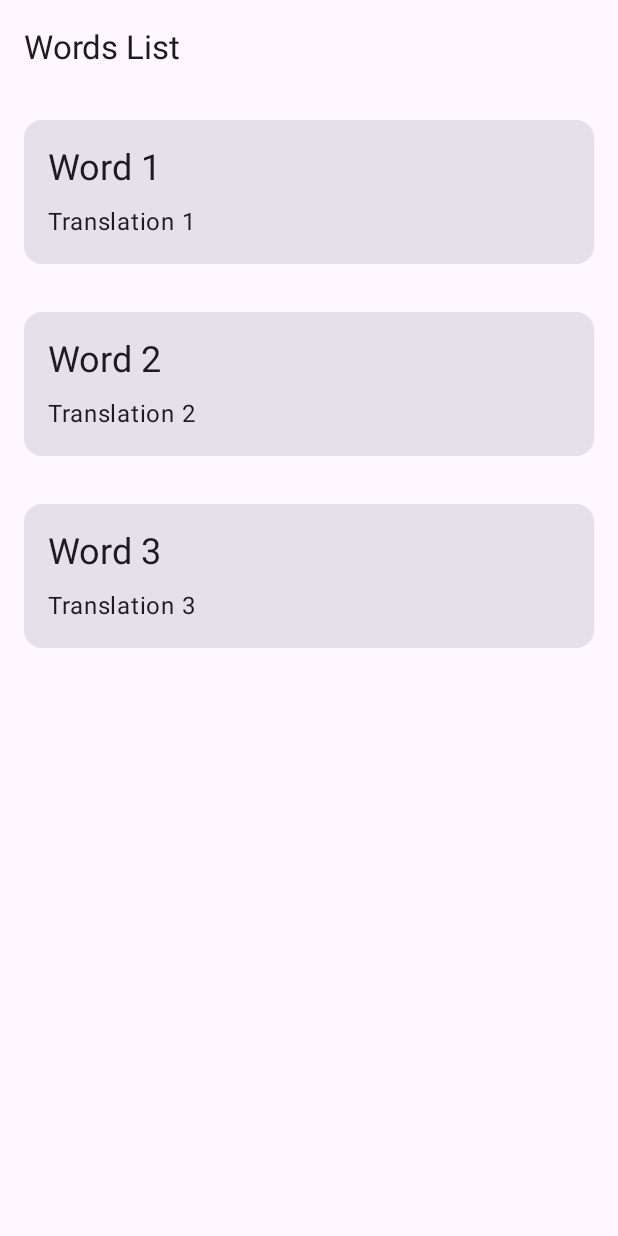
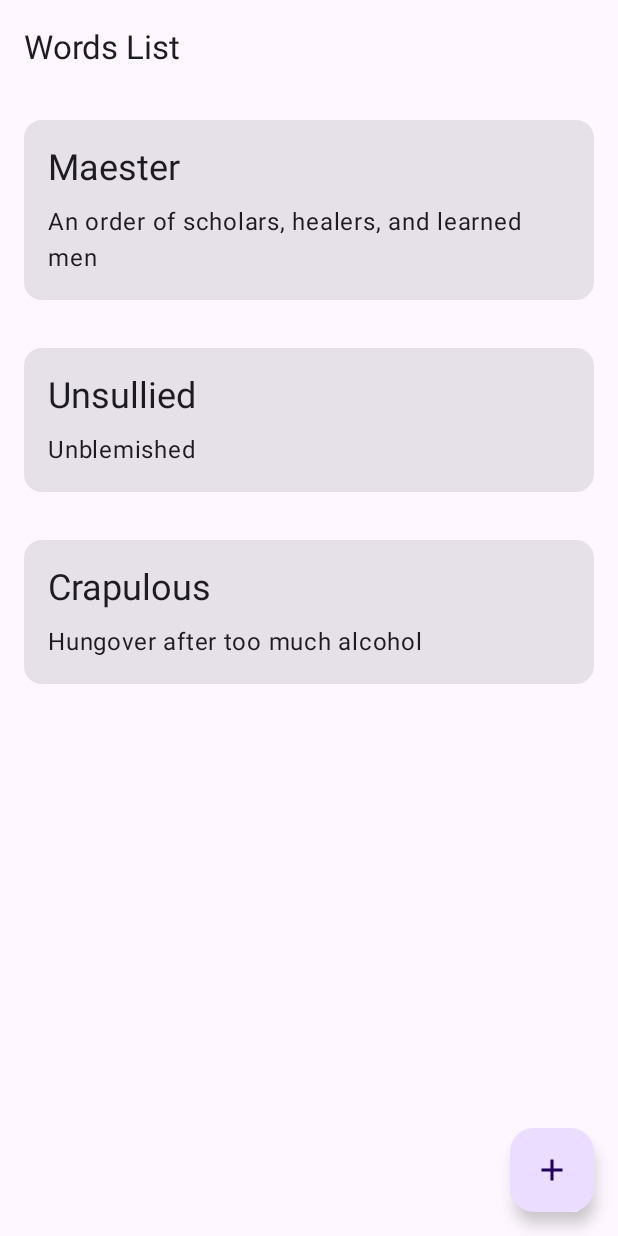
Before and after one commit to Marcin-Konarski/Fluent, an Android app built with Jetpack Compose: the screen it shows after launch (MainActivity), on a phone screen of 412 x 824 dp. Run offline under Robolectric (Android 15) with nearby library versions, the phone set to English and light mode, and no system bars; our stand-ins replace Dagger/Hilt's generated code.

Commit message:
Small Steps of Adding Screen 3 - Navigation Not Yet Implemented

```diff
--- a/app/src/main/java/com/example/fluent/data/DataRepositoryImpl.kt
+++ b/app/src/main/java/com/example/fluent/data/DataRepositoryImpl.kt
@@ -5,9 +5,9 @@ import javax.inject.Inject
 class DataRepositoryImpl @Inject constructor() : DataRepository {
     // Sample data
     private val data = listOf(
-        SampleData(1, "Word 1", "Translation 1"),
-        SampleData(2, "Word 2", "Translation 2"),
-        SampleData(3, "Word 3", "Translation 3")
+        SampleData(1, "Maester", "An order of scholars, healers, and learned men"),
+        SampleData(2, "Unsullied", "Unblemished"),
+        SampleData(3, "Crapulous", "Hungover after too much alcohol")
     )
 
     override fun getSampleData(): List<SampleData> = data
--- a/app/src/main/java/com/example/fluent/navigation/AppNavigation.kt
+++ b/app/src/main/java/com/example/fluent/navigation/AppNavigation.kt
@@ -8,12 +8,14 @@ import androidx.navigation.compose.composable
 import androidx.navigation.navArgument
 import com.example.fluent.ui.screen1.Screen1
 import com.example.fluent.ui.screen2.Screen2
+import com.example.fluent.ui.screen3.Screen3
 
 sealed class Screen(val route: String) {
     object Screen1 : Screen("screen1")
     object Screen2 : Screen("screen2/{itemId}") {
         fun createRoute(itemId: Int) = "screen2/$itemId"
     }
+    object Screen3 : Screen("screen3")
 }
 
 @Composable
@@ -23,6 +25,9 @@ fun AppNavigation(navController: NavHostController) {
             Screen1(
                 onItemClick = { itemId ->
                     navController.navigate(Screen.Screen2.createRoute(itemId))
+                },
+                onButtonClick = {
+                    navController.navigate(Screen.Screen3.route)
                 }
             )
         }
@@ -37,5 +42,13 @@ fun AppNavigation(navController: NavHostController) {
                 }
             )
         }
+
+        composable(Screen.Screen3.route) {
+            Screen3(
+                onButtonClick = {
+                    navController.popBackStack() // Navigate back after adding a word
+                }
+            )
+        }
     }
 }
--- a/app/src/main/java/com/example/fluent/ui/screen1/Screen1.kt
+++ b/app/src/main/java/com/example/fluent/ui/screen1/Screen1.kt
@@ -1,9 +1,12 @@
 package com.example.fluent.ui.screen1
 
+import androidx.activity.OnBackPressedCallback
 import androidx.compose.foundation.clickable
 import androidx.compose.foundation.layout.*
 import androidx.compose.foundation.lazy.LazyColumn
 import androidx.compose.foundation.lazy.items
+import androidx.compose.material.icons.Icons
+import androidx.compose.material.icons.filled.Add
 import androidx.compose.material3.*
 import androidx.compose.runtime.Composable
 import androidx.compose.ui.Modifier
@@ -14,13 +17,22 @@ import androidx.hilt.navigation.compose.hiltViewModel
 @Composable
 fun Screen1(
     viewModel: Screen1ViewModel = hiltViewModel(),
-    onItemClick: (Int) -> Unit
+    onItemClick: (Int) -> Unit,
+    onButtonClick: () -> Unit
 ) {
     Scaffold(
-        topBar = {  // Note: "topBar" is a parameter name
+        topBar = {
             TopAppBar(
                 title = { Text("Words List") }
             )
+        },
+        floatingActionButton = {
+            FloatingActionButton(onClick = { onButtonClick() }) {
+                Icon(
+                    imageVector = Icons.Default.Add,
+                    contentDescription = "Add"
+                )
+            }
         }
     ) { paddingValues ->
         LazyColumn(
--- a/app/src/main/java/com/example/fluent/ui/screen2/Screen2.kt
+++ b/app/src/main/java/com/example/fluent/ui/screen2/Screen2.kt
@@ -2,6 +2,7 @@ package com.example.fluent.ui.screen2
 
 import androidx.compose.foundation.layout.*
 import androidx.compose.material.icons.Icons
+import androidx.compose.material.icons.automirrored.filled.ArrowBack
 import androidx.compose.material.icons.filled.ArrowBack
 import androidx.compose.material3.*
 import androidx.compose.runtime.Composable
@@ -22,7 +23,7 @@ fun Screen2(
                 navigationIcon = {
                     IconButton(onClick = onBackClick) {
                         Icon(
-                            imageVector = Icons.Default.ArrowBack,
+                            imageVector = Icons.AutoMirrored.Filled.ArrowBack,
                             contentDescription = "Back"
                         )
                     }
```
Also changed, not shown: app/src/main/java/com/example/fluent/ui/screen3/Screen3.kt (+68 -0 lines), app/src/main/java/com/example/fluent/ui/screen3/Screen3ViewModel.kt (+18 -1 lines).
